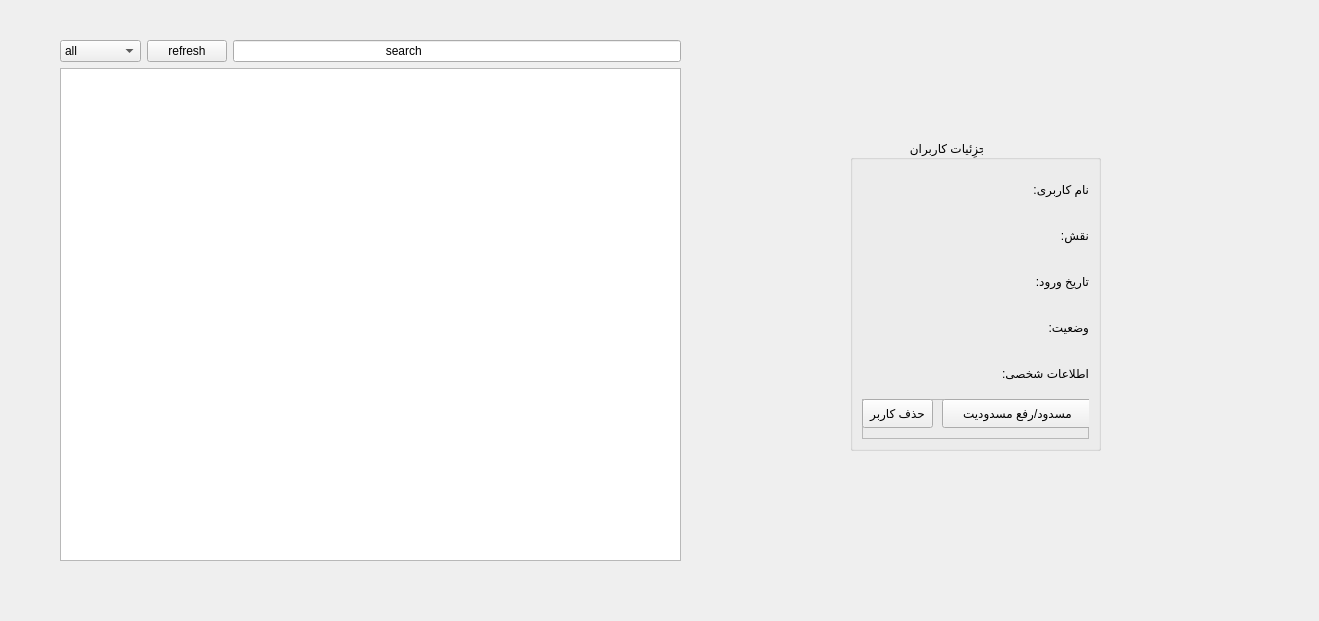
The window that bookClub/src/ui/adminpage.ui (sarinab-eng/bookCLUB) describes before a commit, drawn with Qt 5.
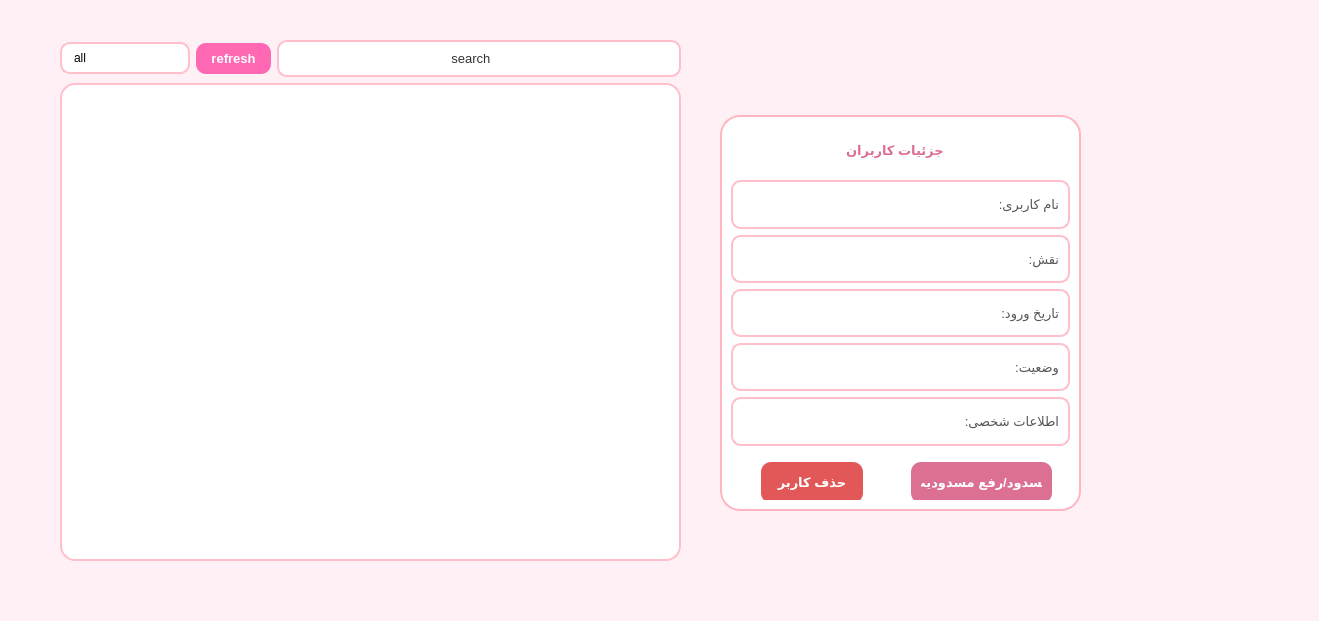
The same window after the commit.

```diff
--- a/bookClub/src/ui/adminpage.ui
+++ b/bookClub/src/ui/adminpage.ui
@@ -13,19 +13,175 @@
   <property name="windowTitle">
    <string>Form</string>
   </property>
+  <property name="styleSheet">
+   <string notr="true">/* پس‌زمینه اصلی صفحه ادمین */
+QWidget#AdminPage { 
+    background-color: #FFF0F5; /* صورتی بسیار روشن (LavenderBlush) */
+}
+
+/* استایل فیلد جستجو (txtSearch) */
+QLineEdit#txtSearch {
+    border: 2px solid #FFC0CB;
+    border-radius: 10px;
+    padding: 8px;
+    background: #FFFFFF;
+    color: #333333;
+    font-size: 13px;
+    font-family: &quot;Segoe UI&quot;, &quot;Tahoma&quot;;
+}
+
+QLineEdit#txtSearch:focus {
+    border: 2px solid #DB7093; /* صورتی تیره هنگام فوکوس */
+}
+
+/* استایل کامبوباکس فیلتر نقش (cmbRoleFilter) */
+QComboBox#cmbRoleFilter {
+    border: 2px solid #FFC0CB;
+    border-radius: 10px;
+    padding: 6px 12px;
+    background: #FFFFFF;
+    min-width: 80px;
+    font-family: &quot;Segoe UI&quot;, &quot;Tahoma&quot;;
+}
+
+QComboBox#cmbRoleFilter:hover {
+    border-color: #DB7093;
+}
+
+QComboBox::drop-down#cmbRoleFilter {
+    subcontrol-origin: padding;
+    subcontrol-position: top right;
+    width: 20px;
+    border-left-width: 0px;
+}
+
+/* استایل دکمه ریفرش (refreshButton) */
+QPushButton#refreshButton {
+    background-color: #FF69B4; /* صورتی سرخابی روشن (همانند دکمه لاگین) */
+    color: white;
+    border-radius: 10px;
+    padding: 8px 15px;
+    font-weight: bold;
+    font-family: &quot;Segoe UI&quot;, &quot;Tahoma&quot;;
+    font-size: 13px;
+}
+
+QPushButton#refreshButton:hover {
+    background-color: #FF1493; /* پررنگ‌تر زمان هاور */
+}
+
+/* استایل کادر سمت راست - جزئیات کاربران (detailsGroupBox) */
+QGroupBox#detailsGroupBox {
+    background-color: #FFFFFF;
+    border: 2px solid #FFB6C1;
+    border-radius: 20px;
+    margin-top: 15px;
+    font-weight: bold;
+    font-size: 14px;
+    color: #DB7093;
+    font-family: &quot;Segoe UI&quot;, &quot;Tahoma&quot;;
+}
+
+/* استایل لیبل‌های ثابت پنل سمت راست (نام کاربری:، نقش: و...) */
+QLabel {
+    color: #DB7093;
+    font-weight: bold;
+    font-size: 13px;
+    font-family: &quot;Segoe UI&quot;, &quot;Tahoma&quot;;
+}
+
+/* استایل لیبل‌های نمایش‌دهنده اطلاعات متغیر (مانند lblDetailUsername و غیره) */
+QLabel#titleLable,
+QLabel#lblDetailUsername, 
+QLabel#lblDetailRole, 
+QLabel#lblDetailRegDate, 
+QLabel#lblDetailStatus, 
+QLabel#lblDetailSpecific {
+    border: 2px solid #FFC0CB;
+    border-radius: 10px;
+    padding: 6px;
+    background: #FFFFFF;
+    color: #555555;
+    font-weight: normal;
+    font-size: 13px;
+    min-height: 20px;
+}
+
+/* استایل فریم دکمه‌ها داخل پنل جزئیات (frame) */
+QFrame#frame {
+    border: none;
+    background: transparent;
+}
+
+/* استایل دکمه مسدود/رفع مسدودیت کاربر (btnBlockUser) */
+QPushButton#btnBlockUser {
+    background-color: #DB7093; /* صورتی تیره هماهنگ با تم */
+    color: white;
+    border-radius: 10px;
+    padding: 10px;
+    font-weight: bold;
+    font-size: 13px;
+    font-family: &quot;Segoe UI&quot;, &quot;Tahoma&quot;;
+}
+
+QPushButton#btnBlockUser:hover {
+    background-color: #C71585; /* ارغوانی/صورتی تیره تر هنگام هاور */
+}
+
+/* استایل دکمه حذف کاربر (btnDeleteUser) */
+QPushButton#btnDeleteUser {
+    background-color: #E25858; /* قرمز صورتی ملایم برای دکمه حذف جهت حفظ تم بصری */
+    color: white;
+    border-radius: 10px;
+    padding: 10px;
+    font-weight: bold;
+    font-size: 13px;
+    font-family: &quot;Segoe UI&quot;, &quot;Tahoma&quot;;
+}
+
+QPushButton#btnDeleteUser:hover {
+    background-color: #C0392B; /* قرمز تیره تر */
+}
+
+/* استایل جدول اصلی نمایش کاربران */
+QTableView, QTableWidget {
+    background-color: #FFFFFF;
+    border: 2px solid #FFC0CB;
+    border-radius: 15px;
+    gridline-color: #FFF0F5;
+    selection-background-color: #FFB6C1;
+    selection-color: #FFFFFF;
+    font-family: &quot;Segoe UI&quot;, &quot;Tahoma&quot;;
+}
+
+QHeaderView::section {
+    background-color: #FFB6C1;
+    color: white;
+    padding: 6px;
+    border: 1px solid #FFF0F5;
+    font-weight: bold;
+}</string>
+  </property>
   <widget class="QGroupBox" name="detailsGroupBox">
    <property name="geometry">
     <rect>
-     <x>850</x>
-     <y>140</y>
-     <width>251</width>
-     <height>311</height>
+     <x>720</x>
+     <y>100</y>
+     <width>361</width>
+     <height>411</height>
     </rect>
    </property>
    <property name="title">
-    <string>                  جزِئیات کاربران</string>
+    <string/>
    </property>
    <layout class="QVBoxLayout" name="verticalLayout">
+    <item>
+     <widget class="QLabel" name="titleLabel">
+      <property name="text">
+       <string>                                   جزئیات کاربران</string>
+      </property>
+     </widget>
+    </item>
     <item>
      <widget class="QLabel" name="lblDetailUsername">
       <property name="text">
@@ -72,10 +228,10 @@
       <widget class="QPushButton" name="btnBlockUser">
        <property name="geometry">
         <rect>
-         <x>80</x>
-         <y>0</y>
-         <width>151</width>
-         <height>29</height>
+         <x>180</x>
+         <y>10</y>
+         <width>141</width>
+         <height>41</height>
         </rect>
        </property>
        <property name="text">
@@ -85,10 +241,10 @@
       <widget class="QPushButton" name="btnDeleteUser">
        <property name="geometry">
         <rect>
-         <x>0</x>
-         <y>0</y>
-         <width>71</width>
-         <height>29</height>
+         <x>30</x>
+         <y>10</y>
+         <width>102</width>
+         <height>41</height>
         </rect>
        </property>
        <property name="text">
@@ -152,7 +308,20 @@
      </layout>
     </item>
     <item>
-     <widget class="QTableWidget" name="usersTable"/>
+     <layout class="QFormLayout" name="formLayout"/>
+    </item>
+    <item>
+     <widget class="QTableWidget" name="usersTable">
+      <property name="styleSheet">
+       <string notr="true"/>
+      </property>
+      <property name="alternatingRowColors">
+       <bool>true</bool>
+      </property>
+      <property name="showGrid">
+       <bool>false</bool>
+      </property>
+     </widget>
     </item>
    </layout>
   </widget>
```
